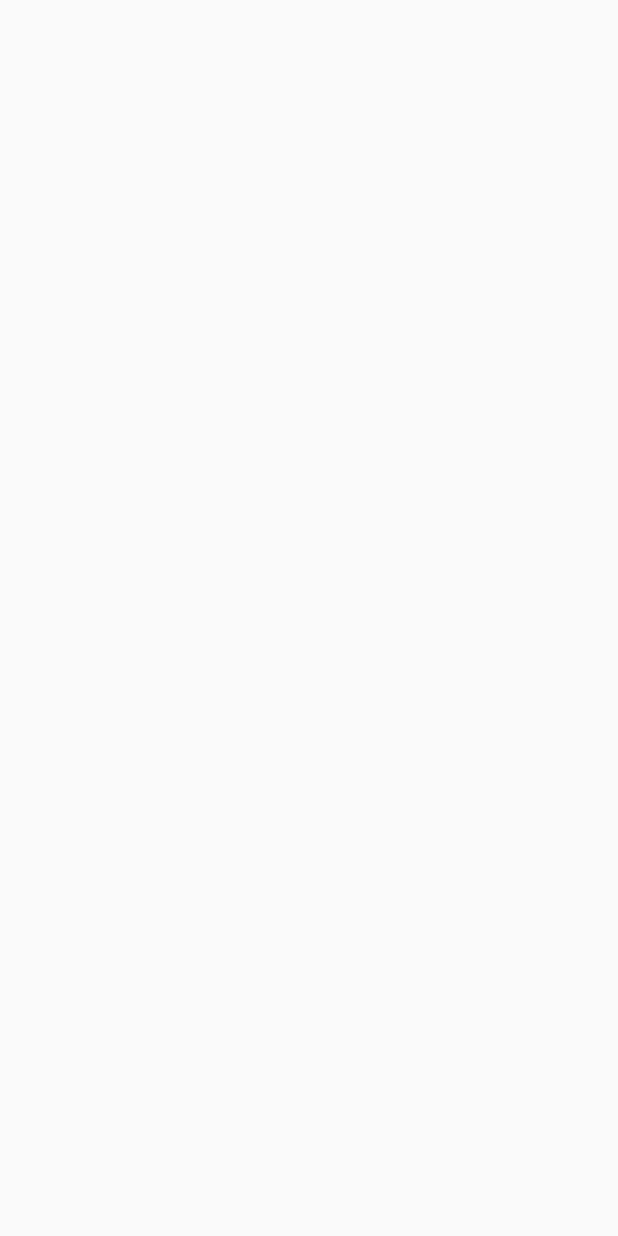
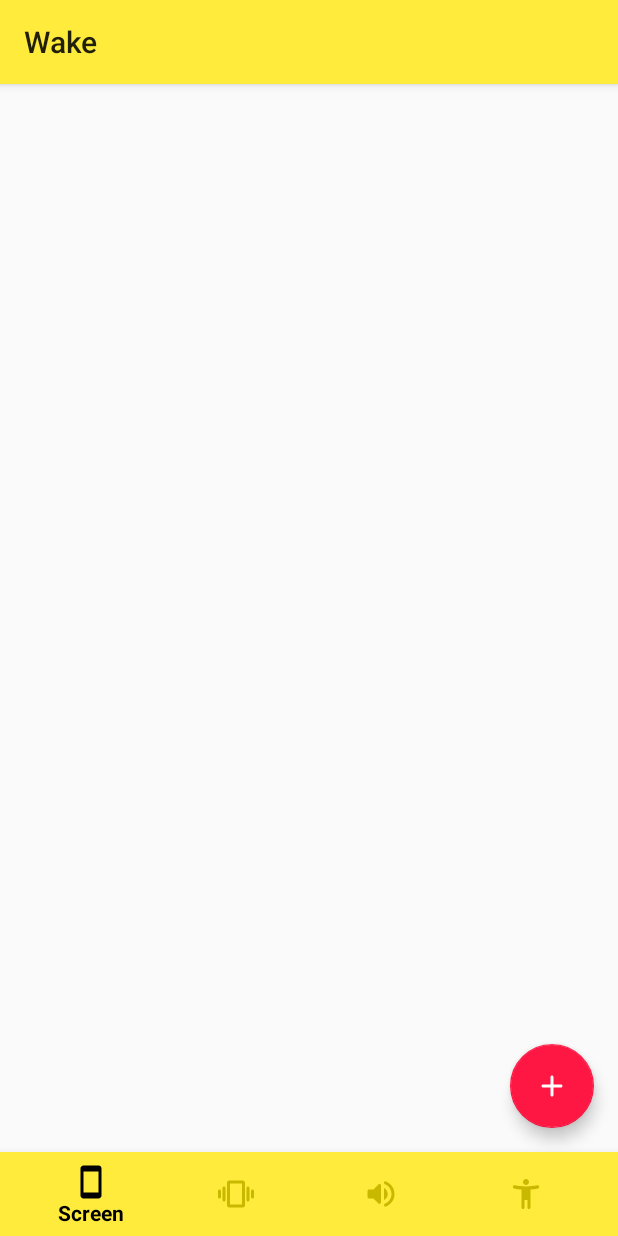
Before and after one commit to ethan627hsu/CapstoneProject, an Android app: the screen it shows after launch (MainActivity), on a phone screen of 412 x 824 dp. Before the commit the screen is empty. Run offline under Robolectric (Android 15) with nearby library versions, the phone set to English and light mode, and no system bars.

Commit message:
Addeds UI for the main screen

```diff
--- a/app/build.gradle
+++ b/app/build.gradle
@@ -28,5 +28,6 @@ dependencies {
     testImplementation 'junit:junit:4.12'
     androidTestImplementation 'com.android.support.test:runner:1.0.2'
     androidTestImplementation 'com.android.support.test.espresso:espresso-core:3.0.2'
+    implementation 'com.android.support:design:28.0.0-rc01'
 }
 apply plugin: 'com.google.gms.google-services'
--- /dev/null
+++ b/app/src/main/res/drawable/ic_round_accessibility_new.xml
@@ -0,0 +1,5 @@
+<vector android:autoMirrored="true" android:height="36dp"
+    android:viewportHeight="24" android:viewportWidth="24"
+    android:width="36dp" xmlns:android="http://schemas.android.com/apk/res/android">
+    <path android:fillColor="#FF000000" android:pathData="M20.75,6.99c-0.14,-0.55 -0.69,-0.87 -1.24,-0.75C17.13,6.77 14.48,7 12,7S6.87,6.77 4.49,6.24c-0.55,-0.12 -1.1,0.2 -1.24,0.75l0,0c-0.14,0.56 0.2,1.13 0.75,1.26C5.61,8.61 7.35,8.86 9,9v12c0,0.55 0.45,1 1,1h0c0.55,0 1,-0.45 1,-1v-5h2v5c0,0.55 0.45,1 1,1h0c0.55,0 1,-0.45 1,-1V9c1.65,-0.14 3.39,-0.39 4.99,-0.75C20.55,8.12 20.89,7.55 20.75,6.99L20.75,6.99zM12,6c1.1,0 2,-0.9 2,-2s-0.9,-2 -2,-2s-2,0.9 -2,2S10.9,6 12,6z"/>
+</vector>
--- /dev/null
+++ b/app/src/main/res/drawable/ic_round_add.xml
@@ -0,0 +1,5 @@
+<vector android:autoMirrored="true" android:height="24dp"
+    android:viewportHeight="24" android:viewportWidth="24"
+    android:width="24dp" xmlns:android="http://schemas.android.com/apk/res/android">
+    <path android:fillColor="#FFFFFF" android:pathData="M18,13h-5v5c0,0.55 -0.45,1 -1,1h0c-0.55,0 -1,-0.45 -1,-1v-5H6c-0.55,0 -1,-0.45 -1,-1v0c0,-0.55 0.45,-1 1,-1h5V6c0,-0.55 0.45,-1 1,-1h0c0.55,0 1,0.45 1,1v5h5c0.55,0 1,0.45 1,1v0C19,12.55 18.55,13 18,13z"/>
+</vector>
--- /dev/null
+++ b/app/src/main/res/drawable/ic_round_smartphone.xml
@@ -0,0 +1,5 @@
+<vector android:autoMirrored="true" android:height="36dp"
+    android:viewportHeight="24" android:viewportWidth="24"
+    android:width="36dp" xmlns:android="http://schemas.android.com/apk/res/android">
+    <path android:fillColor="#FF000000" android:pathData="M17,1.01L7,1C5.9,1 5,1.9 5,3v18c0,1.1 0.9,2 2,2h10c1.1,0 2,-0.9 2,-2V3C19,1.9 18.1,1.01 17,1.01zM17,19H7V5h10V19z"/>
+</vector>
--- /dev/null
+++ b/app/src/main/res/drawable/ic_round_vibration.xml
@@ -0,0 +1,5 @@
+<vector android:autoMirrored="true" android:height="36dp"
+    android:viewportHeight="24" android:viewportWidth="24"
+    android:width="36dp" xmlns:android="http://schemas.android.com/apk/res/android">
+    <path android:fillColor="#FF000000" android:pathData="M1,15L1,15c0.55,0 1,-0.45 1,-1v-4c0,-0.55 -0.45,-1 -1,-1h0c-0.55,0 -1,0.45 -1,1v4C0,14.55 0.45,15 1,15zM4,17L4,17c0.55,0 1,-0.45 1,-1V8c0,-0.55 -0.45,-1 -1,-1h0C3.45,7 3,7.45 3,8v8C3,16.55 3.45,17 4,17zM22,10v4c0,0.55 0.45,1 1,1h0c0.55,0 1,-0.45 1,-1v-4c0,-0.55 -0.45,-1 -1,-1h0C22.45,9 22,9.45 22,10zM20,17L20,17c0.55,0 1,-0.45 1,-1V8c0,-0.55 -0.45,-1 -1,-1h0c-0.55,0 -1,0.45 -1,1v8C19,16.55 19.45,17 20,17zM16.5,3h-9C6.67,3 6,3.67 6,4.5v15C6,20.33 6.67,21 7.5,21h9c0.83,0 1.5,-0.67 1.5,-1.5v-15C18,3.67 17.33,3 16.5,3zM16,19H8V5h8V19z"/>
+</vector>
--- /dev/null
+++ b/app/src/main/res/drawable/ic_round_volume_up.xml
@@ -0,0 +1,5 @@
+<vector android:autoMirrored="true" android:height="36dp"
+    android:viewportHeight="24" android:viewportWidth="24"
+    android:width="36dp" xmlns:android="http://schemas.android.com/apk/res/android">
+    <path android:fillColor="#FF000000" android:pathData="M3,10v4c0,0.55 0.45,1 1,1h3l3.29,3.29c0.63,0.63 1.71,0.18 1.71,-0.71V6.41c0,-0.89 -1.08,-1.34 -1.71,-0.71L7,9H4C3.45,9 3,9.45 3,10zM16.5,12c0,-1.77 -1.02,-3.29 -2.5,-4.03v8.05C15.48,15.29 16.5,13.77 16.5,12zM14,4.45v0.2c0,0.38 0.25,0.71 0.6,0.85C17.18,6.53 19,9.06 19,12s-1.82,5.47 -4.4,6.5c-0.36,0.14 -0.6,0.47 -0.6,0.85v0.2c0,0.63 0.63,1.07 1.21,0.85C18.6,19.11 21,15.84 21,12s-2.4,-7.11 -5.79,-8.4C14.63,3.37 14,3.82 14,4.45z"/>
+</vector>
--- /dev/null
+++ b/app/src/main/res/drawable/selector_main_bottom_nav.xml
@@ -0,0 +1,5 @@
+<?xml version="1.0" encoding="utf-8"?>
+<selector xmlns:android="http://schemas.android.com/apk/res/android">
+    <item android:state_checked="true" android:color="@color/dark_main_menu_item_focused" />
+    <item android:color="@color/yellow_colorPrimaryDark"/>
+</selector>
--- a/app/src/main/res/layout/activity_main.xml
+++ b/app/src/main/res/layout/activity_main.xml
@@ -6,4 +6,51 @@
     android:layout_height="match_parent"
     tools:context=".mainui.MainActivity">
 
+    <android.support.v7.widget.Toolbar
+        android:id="@+id/tb_main"
+        android:layout_width="0dp"
+        android:layout_height="wrap_content"
+        android:background="@color/yellow_colorPrimary"
+        android:elevation="@dimen/toolbar_height"
+        android:theme="@style/AppTheme_Yellow"
+        app:layout_constraintEnd_toEndOf="parent"
+        app:layout_constraintStart_toStartOf="parent"
+        app:layout_constraintTop_toTopOf="parent"
+        app:title="@string/app_name" />
+
+    <android.support.v4.view.ViewPager
+        android:id="@+id/vp_main"
+        android:layout_width="0dp"
+        android:layout_height="0dp"
+        app:layout_constraintBottom_toTopOf="@+id/bnv_main"
+        app:layout_constraintEnd_toEndOf="parent"
+        app:layout_constraintStart_toStartOf="parent"
+        app:layout_constraintTop_toBottomOf="@+id/tb_main" />
+
+    <android.support.design.widget.BottomNavigationView
+        android:id="@+id/bnv_main"
+        android:layout_width="0dp"
+        android:layout_height="wrap_content"
+        android:background="@color/yellow_colorPrimary"
+        app:itemIconTint="@drawable/selector_main_bottom_nav"
+        app:itemTextColor="@color/dark_main_menu_item_focused"
+        app:layout_constraintBottom_toBottomOf="parent"
+        app:layout_constraintEnd_toEndOf="parent"
+        app:layout_constraintStart_toStartOf="parent"
+        app:menu="@menu/main_bottom_nav" />
+
+    <android.support.design.widget.FloatingActionButton
+        android:id="@+id/fab_main"
+        android:layout_width="wrap_content"
+        android:layout_height="wrap_content"
+        android:layout_marginBottom="16dp"
+        android:layout_marginEnd="16dp"
+        android:background="@color/red_colorPrimary"
+        android:clickable="true"
+        android:src="@drawable/ic_round_add"
+        app:fabSize="normal"
+        app:layout_constraintBottom_toTopOf="@+id/bnv_main"
+        app:layout_constraintEnd_toEndOf="parent"
+        app:rippleColor="@color/red_colorPrimaryDark" />
+
 </android.support.constraint.ConstraintLayout>
--- /dev/null
+++ b/app/src/main/res/menu/main_bottom_nav.xml
@@ -0,0 +1,21 @@
+<?xml version="1.0" encoding="utf-8"?>
+<menu xmlns:android="http://schemas.android.com/apk/res/android">
+
+    <item
+        android:id="@+id/action_screen"
+        android:icon="@drawable/ic_round_smartphone"
+        android:title="@string/screen_short_name" />
+
+    <item
+        android:id="@+id/action_vibration"
+        android:icon="@drawable/ic_round_vibration"
+        android:title="@string/vibration_short_name" />
+    <item
+        android:id="@+id/action_sound"
+        android:icon="@drawable/ic_round_volume_up"
+        android:title="@string/sound_short_name" />
+    <item
+        android:id="@+id/action_routine"
+        android:icon="@drawable/ic_round_accessibility_new"
+        android:title="@string/routines_short_name" />
+</menu>
--- a/app/src/main/res/values/colors.xml
+++ b/app/src/main/res/values/colors.xml
@@ -7,4 +7,5 @@
     <color name="red_colorPrimary">#ff1744</color>
     <color name="red_colorPrimaryDark">#c4001d</color>
     <color name="red_colorAccent">#c4001d</color>
+    <color name="dark_main_menu_item_focused">#000000</color>
 </resources>
--- /dev/null
+++ b/app/src/main/res/values/dimens.xml
@@ -0,0 +1,4 @@
+<?xml version="1.0" encoding="utf-8"?>
+<resources>
+    <dimen name="toolbar_height">4dp</dimen>
+</resources>
--- a/app/src/main/res/values/strings.xml
+++ b/app/src/main/res/values/strings.xml
@@ -3,4 +3,8 @@
 
     <!-- TODO: Remove or change this placeholder text -->
     <string name="hello_blank_fragment">Hello blank fragment</string>
+    <string name="screen_short_name">Screen</string>
+    <string name="vibration_short_name">Vibration</string>
+    <string name="sound_short_name">Sound</string>
+    <string name="routines_short_name">Routines</string>
 </resources>
```
